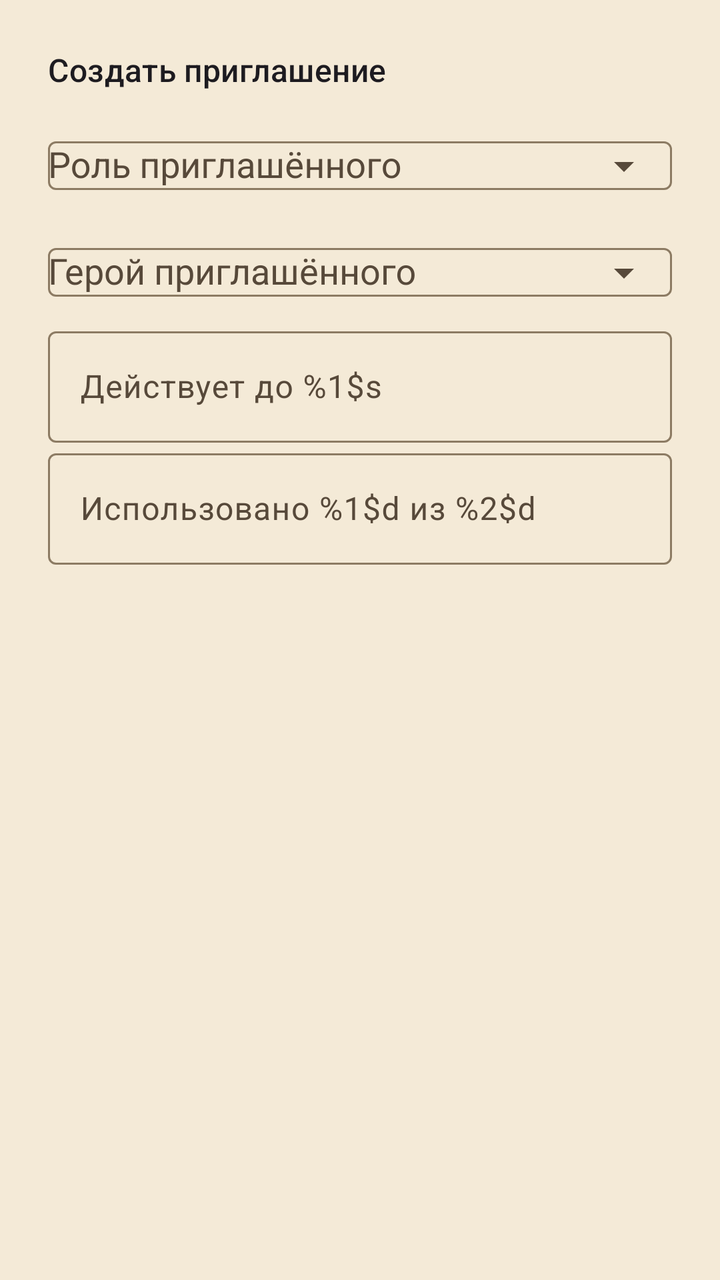
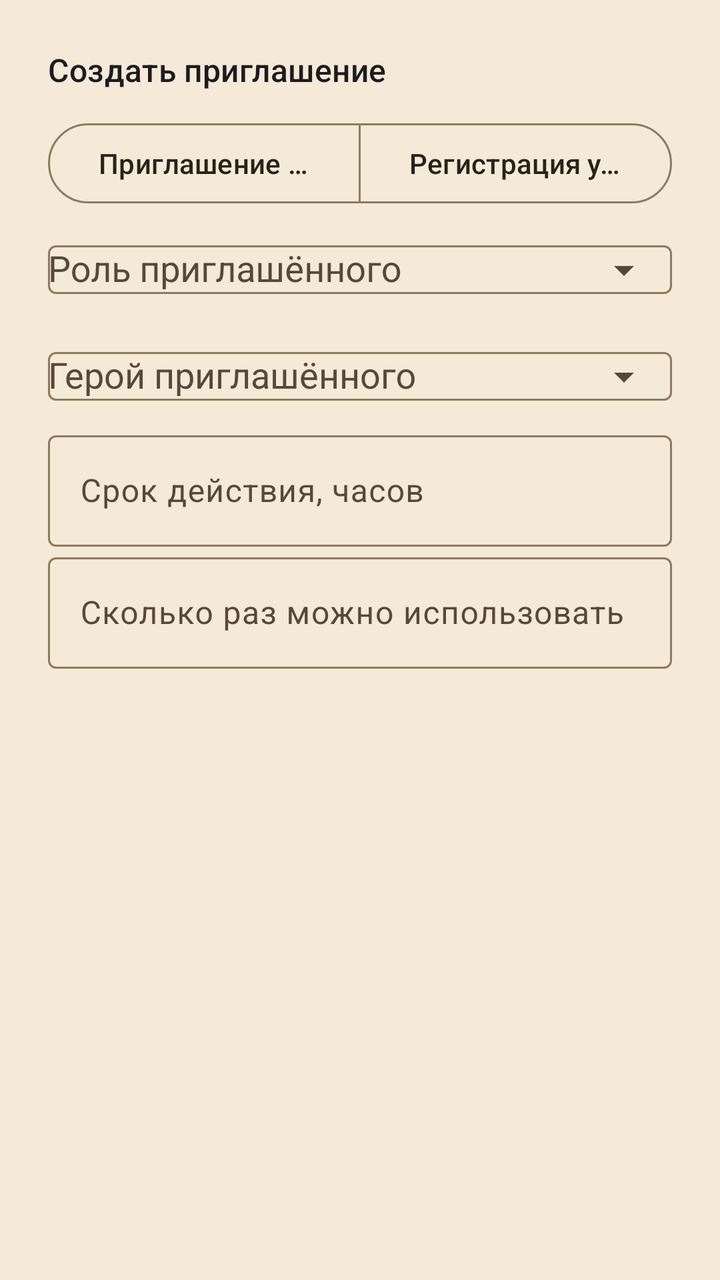

An Android layout rendered at two revisions. The XML below is the earlier revision; the diff shows what the commit changed to produce the second picture.
<!-- AndroidManifest.xml: application theme Theme.DnDMemory -->
<!-- res/layout/dialog_invite_create.xml -->
<?xml version="1.0" encoding="utf-8"?>
<LinearLayout xmlns:android="http://schemas.android.com/apk/res/android"
    xmlns:app="http://schemas.android.com/apk/res-auto"
    android:layout_width="match_parent"
    android:layout_height="wrap_content"
    android:orientation="vertical"
    android:padding="24dp">

    <TextView
        android:id="@+id/invite_create_header"
        android:layout_width="match_parent"
        android:layout_height="wrap_content"
        android:text="@string/invite_create"
        android:textAppearance="?attr/textAppearanceTitleMedium" />

    <com.google.android.material.textfield.TextInputLayout
        android:layout_width="match_parent"
        android:layout_height="wrap_content"
        android:layout_marginTop="8dp"
        android:hint="@string/invite_role"
        app:endIconMode="dropdown_menu">

        <com.google.android.material.textfield.MaterialAutoCompleteTextView
            android:id="@+id/invite_create_role"
            android:layout_width="match_parent"
            android:layout_height="wrap_content"
            android:inputType="none" />
    </com.google.android.material.textfield.TextInputLayout>

    <com.google.android.material.textfield.TextInputLayout
        android:layout_width="match_parent"
        android:layout_height="wrap_content"
        android:hint="@string/invite_linked"
        app:endIconMode="dropdown_menu">

        <com.google.android.material.textfield.MaterialAutoCompleteTextView
            android:id="@+id/invite_create_linked"
            android:layout_width="match_parent"
            android:layout_height="wrap_content"
            android:inputType="none" />
    </com.google.android.material.textfield.TextInputLayout>

    <com.google.android.material.textfield.TextInputLayout
        android:layout_width="match_parent"
        android:layout_height="wrap_content"
        android:hint="@string/invite_expires">

        <com.google.android.material.textfield.TextInputEditText
            android:id="@+id/invite_create_expires"
            android:layout_width="match_parent"
            android:layout_height="wrap_content"
            android:inputType="number"
            android:maxLines="1" />
    </com.google.android.material.textfield.TextInputLayout>

    <com.google.android.material.textfield.TextInputLayout
        android:layout_width="match_parent"
        android:layout_height="wrap_content"
        android:hint="@string/invite_uses">

        <com.google.android.material.textfield.TextInputEditText
            android:id="@+id/invite_create_max_uses"
            android:layout_width="match_parent"
            android:layout_height="wrap_content"
            android:inputType="number"
            android:maxLines="1" />
    </com.google.android.material.textfield.TextInputLayout>
</LinearLayout>
<!-- resources referenced by this layout -->
<resources>
  <string name="invite_create">Создать приглашение</string>
  <string name="invite_expires">Действует до %1$s</string>
  <string name="invite_linked">Герой приглашённого</string>
  <string name="invite_role">Роль приглашённого</string>
  <string name="invite_uses">Использовано %1$d из %2$d</string>
  <style name="Theme.DnDMemory" parent="Theme.Material3.DayNight.NoActionBar">
          <item name="colorPrimary">@color/colorPrimary</item>
          <item name="colorPrimaryDark">@color/colorPrimaryDark</item>
          <item name="colorOnPrimary">@color/colorOnPrimary</item>
          <item name="colorPrimaryContainer">@color/colorPrimaryContainer</item>
          <item name="colorOnPrimaryContainer">@color/colorOnPrimaryContainer</item>
          <item name="colorSecondary">@color/colorSecondary</item>
          <item name="colorOnSecondary">@color/colorOnSecondary</item>
          <item name="colorSurface">@color/colorSurface</item>
          <item name="colorOnSurface">@color/colorOnSurface</item>
          <item name="colorSurfaceVariant">@color/colorSurfaceVariant</item>
          <item name="colorOnSurfaceVariant">@color/colorOnSurfaceVariant</item>
          <item name="android:colorBackground">@color/colorBackground</item>
          <item name="colorOnBackground">@color/colorOnBackground</item>
          <item name="colorError">@color/colorError</item>
          <item name="colorOnError">@color/colorOnError</item>
          <item name="colorOutline">@color/colorOutline</item>
          <item name="android:statusBarColor">@color/colorPrimaryDark</item>
          <item name="android:navigationBarColor">@color/colorBackground</item>
          <item name="android:windowBackground">@color/colorBackground</item>
      </style>
  <color name="colorPrimary">#8A6A3B</color>
  <color name="colorPrimaryDark">#5E4525</color>
  <color name="colorOnPrimary">#FFF7EA</color>
  <color name="colorPrimaryContainer">#EBDCC2</color>
  <color name="colorOnPrimaryContainer">#3A2A14</color>
  <color name="colorSecondary">#B98B2E</color>
  <color name="colorOnSecondary">#FFF8EA</color>
  <color name="colorSurface">#FBF4E6</color>
  <color name="colorOnSurface">#2A2118</color>
  <color name="colorSurfaceVariant">#EEE0C6</color>
  <color name="colorOnSurfaceVariant">#57493A</color>
  <color name="colorBackground">#F4EAD7</color>
  <color name="colorOnBackground">#2A2118</color>
  <color name="colorError">#A3231C</color>
  <color name="colorOnError">#FFFFFF</color>
  <color name="colorOutline">#8C7B63</color>
</resources>

<!-- the commit's change to res/layout/dialog_invite_create.xml (unified diff, before → after) -->
@@ -1,68 +1,135 @@
 <?xml version="1.0" encoding="utf-8"?>
-<LinearLayout xmlns:android="http://schemas.android.com/apk/res/android"
+<androidx.core.widget.NestedScrollView
+    xmlns:android="http://schemas.android.com/apk/res/android"
     xmlns:app="http://schemas.android.com/apk/res-auto"
     android:layout_width="match_parent"
-    android:layout_height="wrap_content"
-    android:orientation="vertical"
-    android:padding="24dp">
+    android:layout_height="wrap_content">
 
-    <TextView
-        android:id="@+id/invite_create_header"
+    <LinearLayout
         android:layout_width="match_parent"
         android:layout_height="wrap_content"
-        android:text="@string/invite_create"
-        android:textAppearance="?attr/textAppearanceTitleMedium" />
+        android:orientation="vertical"
+        android:padding="24dp">
 
-    <com.google.android.material.textfield.TextInputLayout
-        android:layout_width="match_parent"
-        android:layout_height="wrap_content"
-        android:layout_marginTop="8dp"
-        android:hint="@string/invite_role"
-        app:endIconMode="dropdown_menu">
-
-        <com.google.android.material.textfield.MaterialAutoCompleteTextView
-            android:id="@+id/invite_create_role"
+        <TextView
+            android:id="@+id/invite_create_header"
             android:layout_width="match_parent"
             android:layout_height="wrap_content"
-            android:inputType="none" />
-    </com.google.android.material.textfield.TextInputLayout>
+            android:text="@string/invite_create"
+            android:textAppearance="?attr/textAppearanceTitleMedium" />
 
-    <com.google.android.material.textfield.TextInputLayout
-        android:layout_width="match_parent"
-        android:layout_height="wrap_content"
-        android:hint="@string/invite_linked"
-        app:endIconMode="dropdown_menu">
-
-        <com.google.android.material.textfield.MaterialAutoCompleteTextView
-            android:id="@+id/invite_create_linked"
+        
+        <com.google.android.material.button.MaterialButtonToggleGroup
+            android:id="@+id/invite_create_mode"
             android:layout_width="match_parent"
             android:layout_height="wrap_content"
-            android:inputType="none" />
-    </com.google.android.material.textfield.TextInputLayout>
+            android:layout_marginTop="12dp"
+            app:selectionRequired="true"
+            app:singleSelection="true">
 
-    <com.google.android.material.textfield.TextInputLayout
-        android:layout_width="match_parent"
-        android:layout_height="wrap_content"
-        android:hint="@string/invite_expires">
+            <com.google.android.material.button.MaterialButton
+                android:id="@+id/invite_create_mode_member"
+                style="?attr/materialButtonOutlinedStyle"
+                android:layout_width="0dp"
+                android:layout_height="wrap_content"
+                android:layout_weight="1"
+                android:text="@string/invite_mode_member" />
 
-        <com.google.android.material.textfield.TextInputEditText
-            android:id="@+id/invite_create_expires"
+            <com.google.android.material.button.MaterialButton
+                android:id="@+id/invite_create_mode_device"
+                style="?attr/materialButtonOutlinedStyle"
+                android:layout_width="0dp"
+                android:layout_height="wrap_content"
+                android:layout_weight="1"
+                android:text="@string/invite_mode_device" />
+        </com.google.android.material.button.MaterialButtonToggleGroup>
+
+        
+        <com.google.android.material.textfield.TextInputLayout
+            android:id="@+id/invite_create_name_group"
             android:layout_width="match_parent"
             android:layout_height="wrap_content"
-            android:inputType="number"
-            android:maxLines="1" />
-    </com.google.android.material.textfield.TextInputLayout>
+            android:layout_marginTop="8dp"
+            android:hint="@string/invite_device_name"
+            android:visibility="gone">
 
-    <com.google.android.material.textfield.TextInputLayout
-        android:layout_width="match_parent"
-        android:layout_height="wrap_content"
-        android:hint="@string/invite_uses">
+            <com.google.android.material.textfield.TextInputEditText
+                android:id="@+id/invite_create_name"
+                android:layout_width="match_parent"
+                android:layout_height="wrap_content"
+                android:inputType="textPersonName"
+                android:maxLines="1" />
+        </com.google.android.material.textfield.TextInputLayout>
 
-        <com.google.android.material.textfield.TextInputEditText
-            android:id="@+id/invite_create_max_uses"
+        <com.google.android.material.textfield.TextInputLayout
+            android:id="@+id/invite_create_label_group"
             android:layout_width="match_parent"
             android:layout_height="wrap_content"
-            android:inputType="number"
-            android:maxLines="1" />
-    </com.google.android.material.textfield.TextInputLayout>
-</LinearLayout>
+            android:hint="@string/invite_device_label"
+            android:visibility="gone">
+
+            <com.google.android.material.textfield.TextInputEditText
+                android:id="@+id/invite_create_label"
+                android:layout_width="match_parent"
+                android:layout_height="wrap_content"
+                android:inputType="text"
+                android:maxLines="1" />
+        </com.google.android.material.textfield.TextInputLayout>
+
+        <com.google.android.material.textfield.TextInputLayout
+            android:id="@+id/invite_create_role_group"
+            android:layout_width="match_parent"
+            android:layout_height="wrap_content"
+            android:hint="@string/invite_role"
+            app:endIconMode="dropdown_menu">
+
+            <com.google.android.material.textfield.MaterialAutoCompleteTextView
+                android:id="@+id/invite_create_role"
+                android:layout_width="match_parent"
+                android:layout_height="wrap_content"
+                android:inputType="none" />
+        </com.google.android.material.textfield.TextInputLayout>
+
+        <com.google.android.material.textfield.TextInputLayout
+            android:id="@+id/invite_create_linked_group"
+            android:layout_width="match_parent"
+            android:layout_height="wrap_content"
+            android:hint="@string/invite_linked"
+            app:endIconMode="dropdown_menu">
+
+            <com.google.android.material.textfield.MaterialAutoCompleteTextView
+                android:id="@+id/invite_create_linked"
+                android:layout_width="match_parent"
+                android:layout_height="wrap_content"
+                android:inputType="none" />
+        </com.google.android.material.textfield.TextInputLayout>
+
+        <com.google.android.material.textfield.TextInputLayout
+            android:id="@+id/invite_create_expires_group"
+            android:layout_width="match_parent"
+            android:layout_height="wrap_content"
+            android:hint="@string/invite_expires_hint">
+
+            <com.google.android.material.textfield.TextInputEditText
+                android:id="@+id/invite_create_expires"
+                android:layout_width="match_parent"
+                android:layout_height="wrap_content"
+                android:inputType="number"
+                android:maxLines="1" />
+        </com.google.android.material.textfield.TextInputLayout>
+
+        <com.google.android.material.textfield.TextInputLayout
+            android:id="@+id/invite_create_max_uses_group"
+            android:layout_width="match_parent"
+            android:layout_height="wrap_content"
+            android:hint="@string/invite_uses_hint">
+
+            <com.google.android.material.textfield.TextInputEditText
+                android:id="@+id/invite_create_max_uses"
+                android:layout_width="match_parent"
+                android:layout_height="wrap_content"
+                android:inputType="number"
+                android:maxLines="1" />
+        </com.google.android.material.textfield.TextInputLayout>
+    </LinearLayout>
+</androidx.core.widget.NestedScrollView>
<!-- resource entries referenced after the edit -->
@@ -1,10 +1,14 @@
 <!-- resources referenced by this layout -->
 <resources>
   <string name="invite_create">Создать приглашение</string>
-  <string name="invite_expires">Действует до %1$s</string>
+  <string name="invite_device_label">Подпись устройства</string>
+  <string name="invite_device_name">Имя игрока</string>
+  <string name="invite_expires_hint">Срок действия, часов</string>
   <string name="invite_linked">Герой приглашённого</string>
+  <string name="invite_mode_device">Регистрация устройства</string>
+  <string name="invite_mode_member">Приглашение участнику</string>
   <string name="invite_role">Роль приглашённого</string>
-  <string name="invite_uses">Использовано %1$d из %2$d</string>
+  <string name="invite_uses_hint">Сколько раз можно использовать</string>
   <style name="Theme.DnDMemory" parent="Theme.Material3.DayNight.NoActionBar">
           <item name="colorPrimary">@color/colorPrimary</item>
           <item name="colorPrimaryDark">@color/colorPrimaryDark</item>
